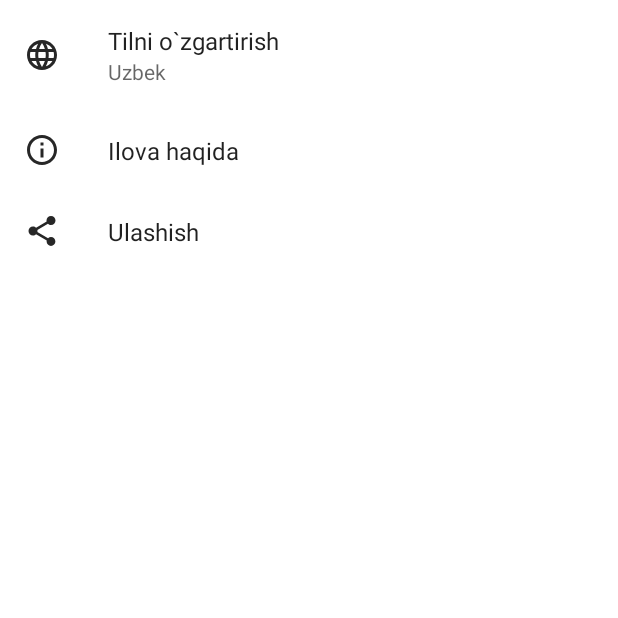
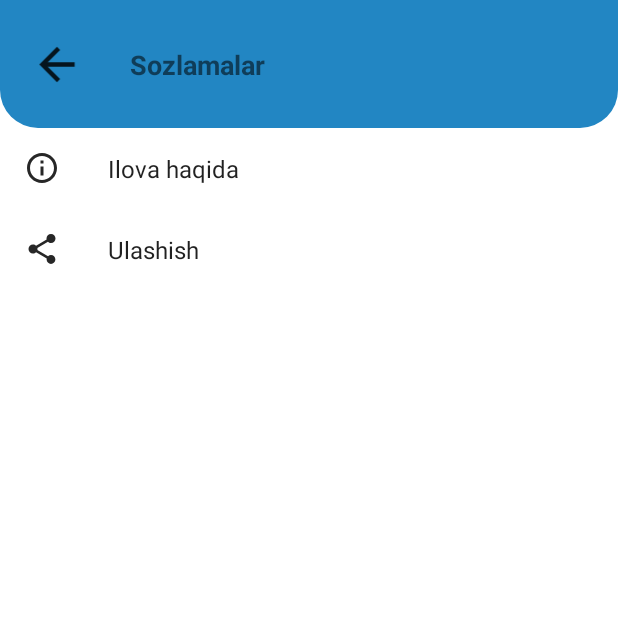
Before and after one commit to alisherotajonov866/Calculate-Percent, an Android app: the SettingsActivity screen opened directly, with no data from a screen before it, on a phone screen of 412 x 824 dp, the top half of it. Run offline under Robolectric (Android 15) with nearby library versions, the phone set to English and light mode, and no system bars; our stand-ins replace androidx.preference.

Commit message:
fixed some bugs in all the activity

```diff
--- a/app/build.gradle
+++ b/app/build.gradle
@@ -39,7 +39,7 @@ android {
 dependencies {
 
     implementation 'androidx.core:core-ktx:1.9.0'
-    implementation 'androidx.appcompat:appcompat:1.5.1'
+    implementation 'androidx.appcompat:appcompat:1.6.0'
     implementation 'androidx.lifecycle:lifecycle-viewmodel-ktx:2.5.1'
     implementation 'com.google.android.material:material:1.7.0'
     implementation 'androidx.constraintlayout:constraintlayout:2.1.4'
--- a/app/src/main/AndroidManifest.xml
+++ b/app/src/main/AndroidManifest.xml
@@ -12,6 +12,7 @@
         android:supportsRtl="true"
         android:theme="@style/Theme.CalculatePercent"
         tools:targetApi="31">
+
         <activity
             android:name=".InformationActivity"
             android:exported="false"
--- a/app/src/main/java/ru/startandroid/calculatepercent/MainActivity.kt
+++ b/app/src/main/java/ru/startandroid/calculatepercent/MainActivity.kt
@@ -11,9 +11,8 @@ import java.util.*
 
 class MainActivity : AppCompatActivity() {
 
-    var myTextWatcherObj = NumberTextWatcherForThousand
-
     private lateinit var binding: ActivityMainBinding
+    private var myTextWatcherObj = NumberTextWatcherForThousand
 
     @SuppressLint("SuspiciousIndentation")
     override fun onCreate(savedInstanceState: Bundle?) {
@@ -22,6 +21,7 @@ class MainActivity : AppCompatActivity() {
 
         binding = ActivityMainBinding.inflate(layoutInflater)
         setContentView(binding.root)
+
 
         binding.apply {
             etPriceShown.addTextChangedListener(NumberTextWatcherForThousand(etPriceShown))
@@ -36,7 +36,7 @@ class MainActivity : AppCompatActivity() {
                     priceShown = myTextWatcherObj.trimCommaOfString(priceShown)
                     priceReceived = myTextWatcherObj.trimCommaOfString(priceReceived)
 
-                    val priceShownDouble =priceShown.toDouble()
+                    val priceShownDouble = priceShown.toDouble()
                     val priceReceivedInt = priceReceived.toInt()
                     val month = etMonth.text.toString().toInt()
 
--- a/app/src/main/java/ru/startandroid/calculatepercent/SettingsActivity.kt
+++ b/app/src/main/java/ru/startandroid/calculatepercent/SettingsActivity.kt
@@ -2,39 +2,41 @@ package ru.startandroid.calculatepercent
 
 import android.annotation.SuppressLint
 import android.content.Intent
-import android.content.SharedPreferences
 import android.os.Bundle
+import android.widget.ImageView
 import androidx.appcompat.app.AppCompatActivity
 import androidx.preference.*
 
-class SettingsActivity : AppCompatActivity(){
+class SettingsActivity : AppCompatActivity () {
 
+    lateinit var settingsBack : ImageView
+
+    @SuppressLint("MissingInflatedId")
     override fun onCreate(savedInstanceState: Bundle?) {
         super.onCreate(savedInstanceState)
         setContentView(R.layout.settings_activity)
+
+        settingsBack = findViewById(R.id.settings_ivBack)
+        settingsBack.setOnClickListener{
+            finish()
+        }
         if (savedInstanceState == null) {
             supportFragmentManager
-                    .beginTransaction()
-                    .replace(R.id.settings, SettingsFragment())
-                    .commit()
+                .beginTransaction()
+                .replace(R.id.settings, SettingsFragment())
+                .commit()
         }
         supportActionBar?.setDisplayHomeAsUpEnabled(true)
     }
 
-    class SettingsFragment : PreferenceFragmentCompat(), SharedPreferences.OnSharedPreferenceChangeListener  {
-        private lateinit var changeLanguagePreference: ListPreference
-        lateinit var sharePreference: Preference
+    class SettingsFragment : PreferenceFragmentCompat()  {
+
+        private lateinit var sharePreference: Preference
 
         override fun onCreatePreferences(savedInstanceState: Bundle?, rootKey: String?) {
             setPreferencesFromResource(R.xml.root_preferences, rootKey)
 
-            sharePreference = findPreference("share_app_key")!!
-            changeLanguagePreference = findPreference("change_language_key")!!
-            /*
-            val preferenceManagerObj = PreferenceManager.getDefaultSharedPreferences(requireContext())
-            val defaultValueName = preferenceManagerObj.getString("change_language_key","")
-            changeLanguagePreference?.summary = defaultValueName
-            */
+            sharePreference = findPreference("key_share_app")!!
 
             sharePreference.setOnPreferenceClickListener {
 
@@ -46,24 +48,6 @@ class SettingsActivity : AppCompatActivity(){
                 startActivity(Intent.createChooser(shareIntent, "Share App"))
                 true
             }
-
-        }
-
-        override fun onResume() {
-            super.onResume()
-            changeLanguagePreference.summary = changeLanguagePreference.entry.toString()
-            preferenceManager.sharedPreferences?.registerOnSharedPreferenceChangeListener(this)
-        }
-
-        override fun onPause() {
-            super.onPause()
-            preferenceManager.sharedPreferences?.unregisterOnSharedPreferenceChangeListener(this)
-        }
-
-        override fun onSharedPreferenceChanged(sharedPreferences: SharedPreferences?, key: String?) {
-            if (key.equals("change_language_key")){
-                changeLanguagePreference.summary = changeLanguagePreference.entry.toString()
-            }
         }
     }
 
--- /dev/null
+++ b/app/src/main/res/drawable/ic_history.xml
@@ -0,0 +1,5 @@
+<vector android:alpha="0.85" android:height="24dp"
+    android:tint="#000000" android:viewportHeight="24"
+    android:viewportWidth="24" android:width="24dp" xmlns:android="http://schemas.android.com/apk/res/android">
+    <path android:fillColor="@android:color/white" android:pathData="M13,3c-4.97,0 -9,4.03 -9,9L1,12l3.89,3.89 0.07,0.14L9,12L6,12c0,-3.87 3.13,-7 7,-7s7,3.13 7,7 -3.13,7 -7,7c-1.93,0 -3.68,-0.79 -4.94,-2.06l-1.42,1.42C8.27,19.99 10.51,21 13,21c4.97,0 9,-4.03 9,-9s-4.03,-9 -9,-9zM12,8v5l4.25,2.52 0.77,-1.28 -3.52,-2.09L13.5,8z"/>
+</vector>
--- a/app/src/main/res/layout/settings_activity.xml
+++ b/app/src/main/res/layout/settings_activity.xml
@@ -1,7 +1,47 @@
-<LinearLayout
-    xmlns:android="http://schemas.android.com/apk/res/android"
+<LinearLayout xmlns:android="http://schemas.android.com/apk/res/android"
     android:layout_width="match_parent"
-    android:layout_height="match_parent">
+    android:layout_height="match_parent"
+    xmlns:app="http://schemas.android.com/apk/res-auto"
+    android:orientation="vertical">
+
+    <androidx.constraintlayout.widget.ConstraintLayout
+        android:id="@+id/linearLayout"
+        android:layout_width="match_parent"
+        android:layout_height="85dp"
+        android:background="@drawable/shape"
+        android:orientation="horizontal"
+        app:layout_constraintEnd_toEndOf="parent"
+        app:layout_constraintHorizontal_bias="0.0"
+        app:layout_constraintStart_toStartOf="parent"
+        app:layout_constraintTop_toTopOf="parent">
+
+
+        <ImageView
+            android:id="@+id/settings_ivBack"
+            android:layout_width="45dp"
+            android:layout_height="35dp"
+            android:contentDescription="@string/back"
+            app:layout_constraintBottom_toBottomOf="parent"
+            app:layout_constraintEnd_toEndOf="parent"
+            app:layout_constraintHorizontal_bias="0.03"
+            app:layout_constraintStart_toStartOf="parent"
+            app:layout_constraintTop_toTopOf="parent"
+            app:srcCompat="@drawable/ic_back" />
+
+        <TextView
+            android:id="@+id/textView2"
+            android:layout_width="wrap_content"
+            android:layout_height="wrap_content"
+            android:text="@string/settings"
+            android:textSize="18sp"
+            android:textStyle="bold"
+            app:layout_constraintBottom_toBottomOf="@+id/settings_ivBack"
+            app:layout_constraintEnd_toEndOf="parent"
+            app:layout_constraintHorizontal_bias="0.1"
+            app:layout_constraintStart_toEndOf="@+id/settings_ivBack"
+            app:layout_constraintTop_toTopOf="@+id/settings_ivBack" />
+    </androidx.constraintlayout.widget.ConstraintLayout>
+
     <FrameLayout
         android:id="@+id/settings"
         android:layout_width="match_parent"
--- a/app/src/main/res/values/arrays.xml
+++ b/app/src/main/res/values/arrays.xml
@@ -1,8 +1,8 @@
 <resources>
 
     <string-array name="radio_button_options">
-        <item>Uzbek</item>
-        <item>English</item>
+        <item>@string/english</item>
+        <item>@string/uzbek</item>
     </string-array>
     <string-array name="radio_button_values">
         <item>option_1_value</item>
--- a/app/src/main/res/xml/root_preferences.xml
+++ b/app/src/main/res/xml/root_preferences.xml
@@ -1,17 +1,9 @@
 <PreferenceScreen xmlns:android="http://schemas.android.com/apk/res/android"
     xmlns:app="http://schemas.android.com/apk/res-auto">
 
-    <ListPreference
-        app:defaultValue="option_1_value"
-        android:entries="@array/radio_button_options"
-        android:entryValues="@array/radio_button_values"
-        android:icon="@drawable/ic_language"
-        android:key="change_language_key"
-        android:title="@string/change_language"/>
-
     <Preference
         android:icon="@drawable/ic_info"
-        app:key="about_app_key"
+        app:key="key_about_app"
         app:title="@string/info">
         <intent
             android:targetClass="ru.startandroid.calculatepercent.InformationActivity"
@@ -20,7 +12,7 @@
 
     <Preference
         android:icon="@drawable/ic_share"
-        app:key="share_app_key"
+        app:key="key_share_app"
         app:title="@string/share">
 
     </Preference>
```
Also changed, not shown: app/src/main/java/ru/startandroid/calculatepercent/InformationActivity.kt (+8 -0 lines), app/src/main/res/values-night/strings.xml (+8 -2 lines), app/src/main/res/values/strings.xml (+6 -5 lines).
